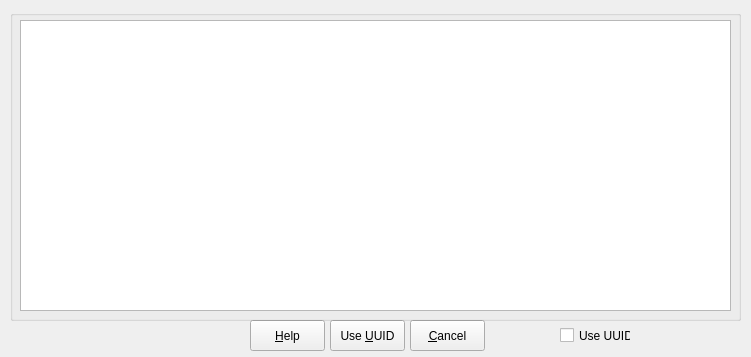
This is zuluCrypt-gui/openvolume.ui in mhogomchungu/zuluCrypt as Qt 5 draws it before an edit. The edited form follows.
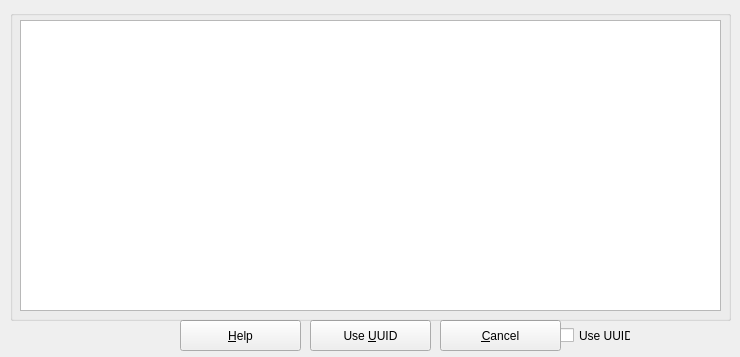
This is the edited form.

What changed in the file:
```diff
--- a/zuluCrypt-gui/openvolume.ui
+++ b/zuluCrypt-gui/openvolume.ui
@@ -9,7 +9,7 @@
    <rect>
     <x>0</x>
     <y>0</y>
-    <width>751</width>
+    <width>740</width>
     <height>357</height>
    </rect>
   </property>
@@ -38,9 +38,9 @@
   <widget class="QPushButton" name="pbHelp">
    <property name="geometry">
     <rect>
-     <x>250</x>
+     <x>180</x>
      <y>320</y>
-     <width>75</width>
+     <width>121</width>
      <height>31</height>
     </rect>
    </property>
@@ -54,9 +54,9 @@
   <widget class="QPushButton" name="pbUUID">
    <property name="geometry">
     <rect>
-     <x>330</x>
+     <x>310</x>
      <y>320</y>
-     <width>75</width>
+     <width>121</width>
      <height>31</height>
     </rect>
    </property>
@@ -70,9 +70,9 @@
   <widget class="QPushButton" name="pbCancel">
    <property name="geometry">
     <rect>
-     <x>410</x>
+     <x>440</x>
      <y>320</y>
-     <width>75</width>
+     <width>121</width>
      <height>31</height>
     </rect>
    </property>
@@ -91,7 +91,7 @@
     <rect>
      <x>10</x>
      <y>10</y>
-     <width>731</width>
+     <width>721</width>
      <height>311</height>
     </rect>
    </property>
@@ -103,7 +103,7 @@
      <rect>
       <x>10</x>
       <y>10</y>
-      <width>711</width>
+      <width>701</width>
       <height>291</height>
      </rect>
     </property>
```
